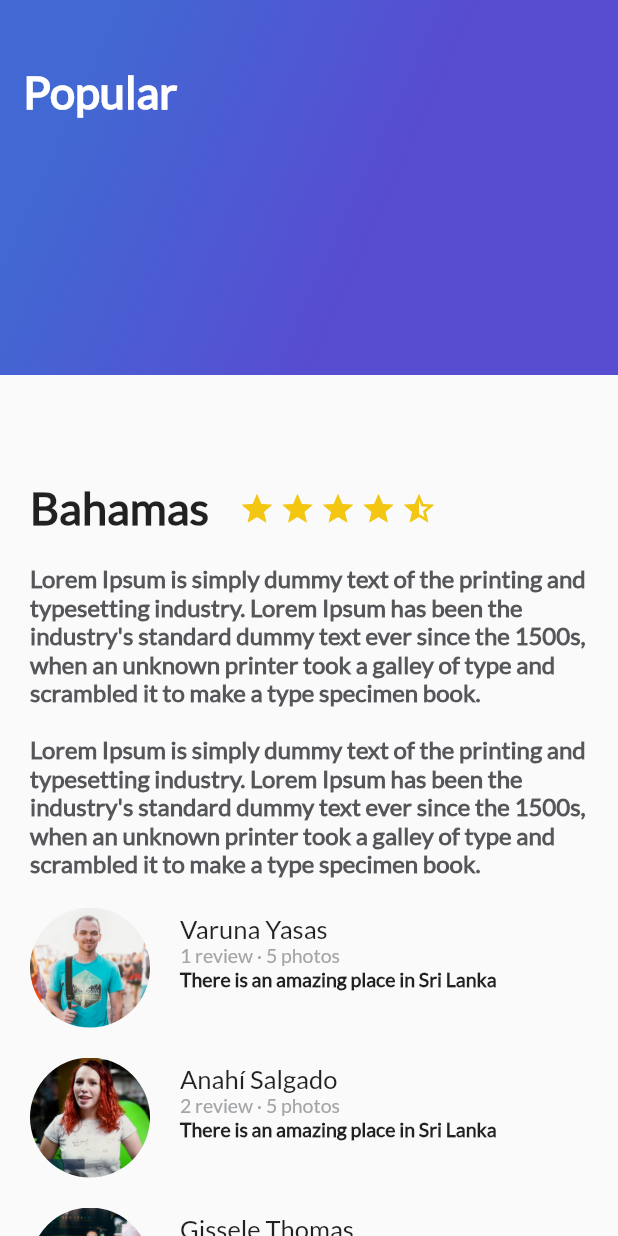
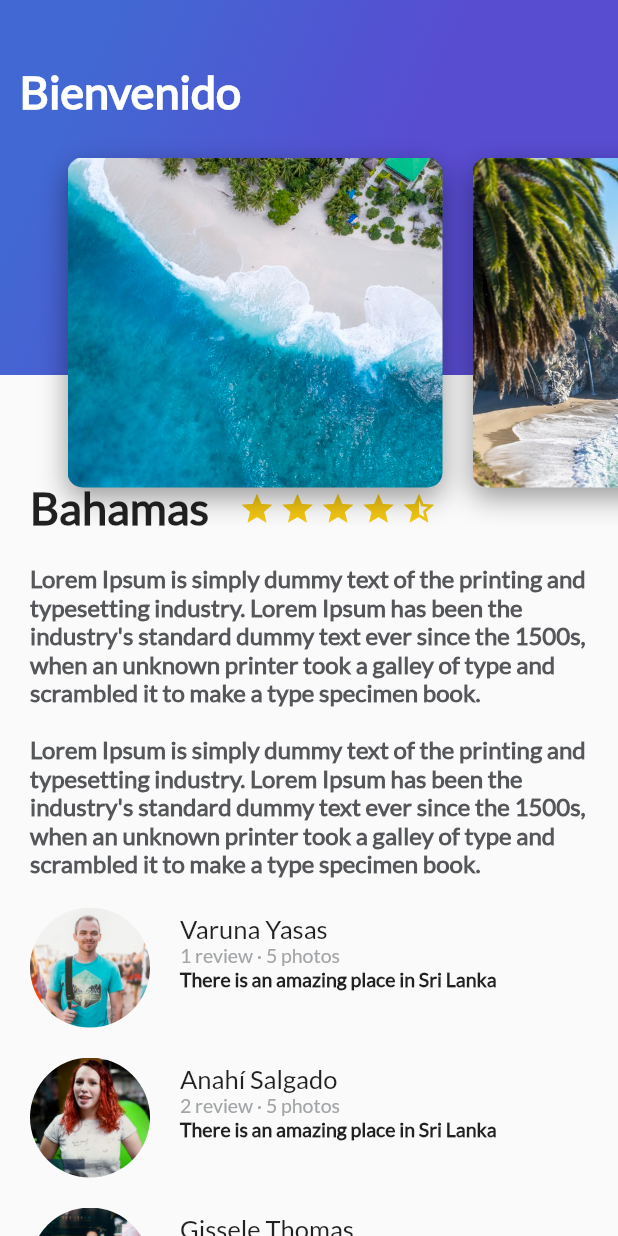
Before and after one commit to anncode1/Curso-de-Flutter-Avanzado-en-Platzi, a Flutter app: the screen it shows after launch, on a phone screen of 412 x 824 dp. Run offline on Flutter 3.47's test engine with Material 2 defaults, Android fonts, the phone set to English and light mode, and no system bars.

Commit message:
Card Image Listview

```diff
--- /dev/null
+++ b/platzi_trips_app/lib/card_image_list.dart
@@ -0,0 +1,26 @@
+import 'package:flutter/material.dart';
+import 'card_image.dart';
+
+class CardImageList extends StatelessWidget {
+
+  @override
+  Widget build(BuildContext context) {
+    // TODO: implement build
+    return Container(
+      height: 350.0,
+      child: ListView(
+        padding: EdgeInsets.all(25.0),
+        scrollDirection: Axis.horizontal,
+        children: <Widget>[
+          CardImage("assets/img/beach.jpeg"),
+          CardImage("assets/img/beach_palm.jpeg"),
+          CardImage("assets/img/mountain.jpeg"),
+          CardImage("assets/img/mountain_stars.jpeg"),
+          CardImage("assets/img/river.jpeg"),
+          CardImage("assets/img/sunset.jpeg"),
+        ],
+      ),
+    );
+  }
+
+}
--- /dev/null
+++ b/platzi_trips_app/lib/header_appbar.dart
@@ -0,0 +1,17 @@
+import 'package:flutter/material.dart';
+import 'gradient_back.dart';
+import 'card_image_list.dart';
+
+class HeaderAppBar extends StatelessWidget {
+  @override
+  Widget build(BuildContext context) {
+    // TODO: implement build
+    return Stack(
+      children: <Widget>[
+        GradientBack("Bienvenido"),
+        CardImageList()
+      ],
+    );
+  }
+
+}
--- a/platzi_trips_app/lib/main.dart
+++ b/platzi_trips_app/lib/main.dart
@@ -2,6 +2,7 @@ import 'package:flutter/material.dart';
 import 'description_place.dart';
 import 'review_list.dart';
 import 'gradient_back.dart';
+import 'header_appbar.dart';
 
 void main() => runApp(MyApp());
 
@@ -35,7 +36,7 @@ class MyApp extends StatelessWidget {
 
               ],
             ),
-            GradientBack("Popular")
+            HeaderAppBar()
           ],
         ),
       )//MyHomePage(title: 'Flutter Demo Home Page'),
```
